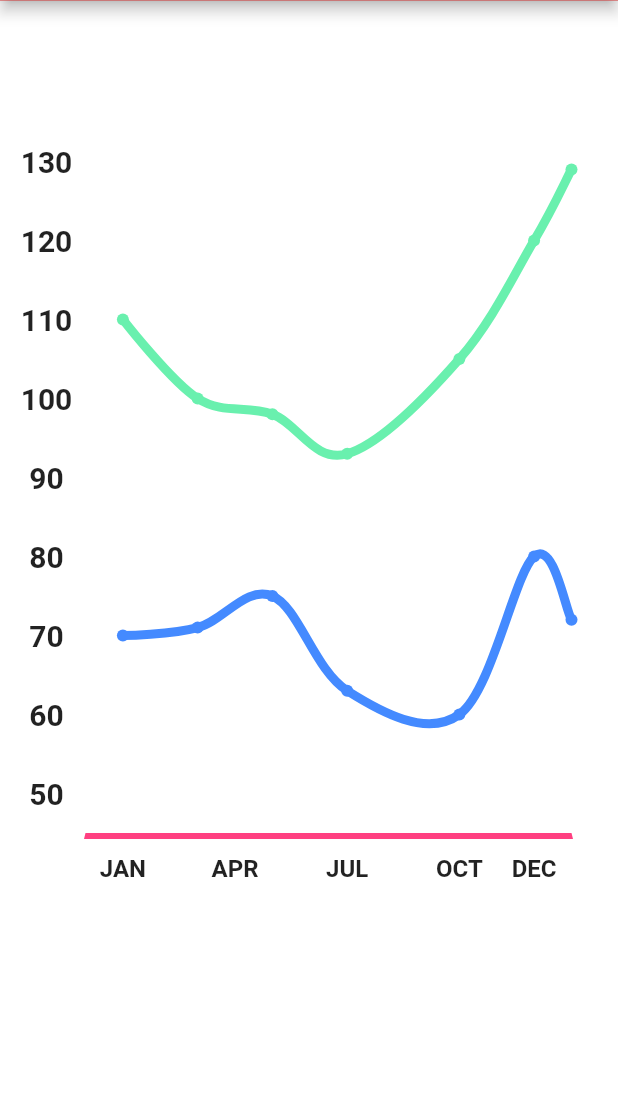
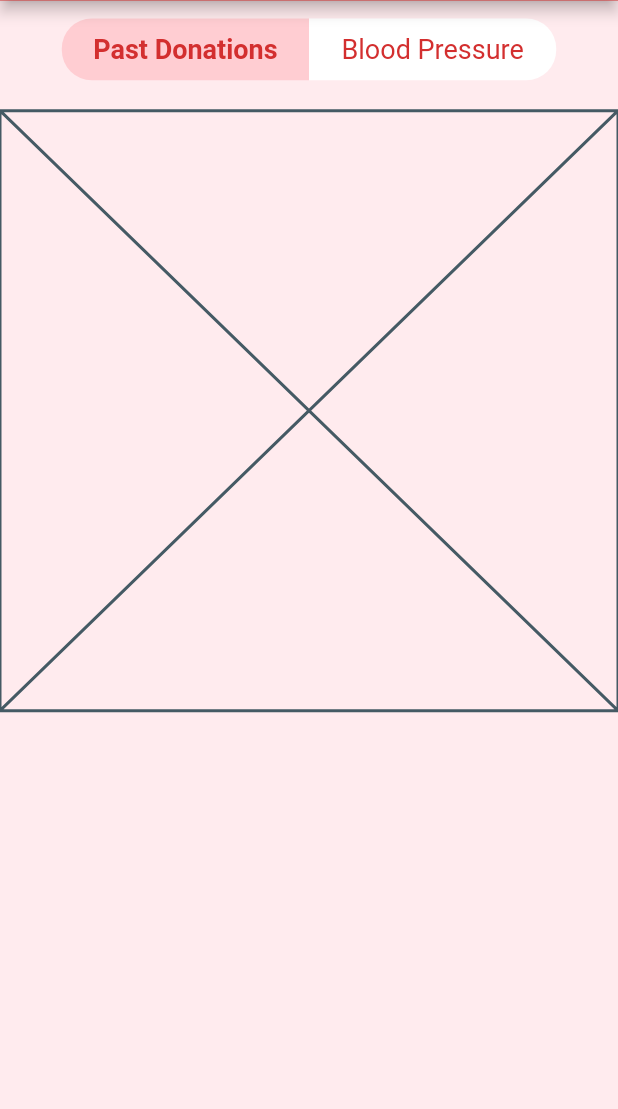
Before and after one commit to sidtuladhar/BloodNepal, a Flutter app: the History screen opened directly, on a phone screen of 412 x 824 dp, the part 127-1236 px from its top. Run offline on Flutter 3.47's test engine with Material 2 defaults, Android fonts, the phone set to English and light mode, and no system bars; drawn by our look-alikes of fl_chart; our stand-ins replace datetime_picker_formfield_new, flutter_spinkit, font_awesome_flutter, hive, hive_flutter; missing offline and left inert: rounded_expansion_tile; accounts and stored records are empty.

Commit message:
- started donation history framework

```diff
--- a/lib/ui/home/history.dart
+++ b/lib/ui/home/history.dart
@@ -1,6 +1,7 @@
+import 'package:blood_nepal/ui/widgets/bloodpressure.dart';
+import 'package:blood_nepal/ui/widgets/pastdonations.dart';
 import 'package:flutter/material.dart';
 import 'package:blood_nepal/ui/home/home.dart';
-import 'package:fl_chart/fl_chart.dart';
 
 class History extends StatefulWidget {
   const History({super.key});
@@ -10,128 +11,13 @@ class History extends StatefulWidget {
 }
 
 class _HistoryState extends State<History> {
-  List<LineChartBarData> lineChartBarDataList = [
-    LineChartBarData(
-      isCurved: true,
-      color: Colors.blueAccent,
-      barWidth: 6,
-      isStrokeCapRound: true,
-      dotData: const FlDotData(show: true),
-      belowBarData: BarAreaData(show: false),
-      spots: const [
-        FlSpot(1, 70),
-        FlSpot(3, 71),
-        FlSpot(5, 75),
-        FlSpot(7, 63),
-        FlSpot(10, 60),
-        FlSpot(12, 80),
-        FlSpot(13, 72),
-      ],
-    ),
-    LineChartBarData(
-      isCurved: true,
-      color: Colors.greenAccent,
-      barWidth: 6,
-      isStrokeCapRound: true,
-      dotData: const FlDotData(show: true),
-      belowBarData: BarAreaData(show: false),
-      spots: const [
-        FlSpot(1, 110),
-        FlSpot(3, 100),
-        FlSpot(5, 98),
-        FlSpot(7, 93),
-        FlSpot(10, 105),
-        FlSpot(12, 120),
-        FlSpot(13, 129),
-      ],
-    )
-  ];
-
-  Widget bottomTitleWidgets(double value, TitleMeta meta) {
-    const style = TextStyle(
-      fontWeight: FontWeight.bold,
-      fontSize: 16,
-    );
-    Widget text;
-    switch (value.toInt()) {
-      case 1:
-        text = const Text('JAN', style: style);
-        break;
-      case 4:
-        text = const Text('APR', style: style);
-        break;
-      case 7:
-        text = const Text('JUL', style: style);
-        break;
-      case 10:
-        text = const Text('OCT', style: style);
-        break;
-      case 12:
-        text = const Text('DEC', style: style);
-        break;
-      default:
-        text = const Text('');
-        break;
-    }
-    return SideTitleWidget(
-      axisSide: meta.axisSide,
-      space: 10,
-      child: text,
-    );
-  }
-
-  Widget leftTitleWidgets(double value, TitleMeta meta) {
-    const style = TextStyle(
-      fontWeight: FontWeight.bold,
-      fontSize: 20,
-    );
-    String text;
-    switch (value.toInt()) {
-      case 50:
-        text = '50';
-        break;
-      case 60:
-        text = '60';
-        break;
-      case 70:
-        text = '70';
-        break;
-      case 80:
-        text = '80';
-        break;
-      case 90:
-        text = '90';
-        break;
-      case 100:
-        text = '100';
-        break;
-      case 110:
-        text = '110';
-        break;
-      case 120:
-        text = '120';
-        break;
-      case 130:
-        text = '130';
-        break;
-      default:
-        return Container();
-    }
-
-    return Text(text, style: style, textAlign: TextAlign.center);
-  }
-
-  SideTitles leftTitles() => SideTitles(
-        getTitlesWidget: leftTitleWidgets,
-        showTitles: true,
-        interval: 1,
-        reservedSize: 40,
-      );
+  var selectedTab = 1;
 
   @override
   Widget build(BuildContext context) {
     return Scaffold(
-      backgroundColor: Colors.white,
+      resizeToAvoidBottomInset: false,
+      backgroundColor: Colors.red[50],
       appBar: AppBar(
         leading: IconButton(
           onPressed: () {
@@ -156,66 +42,79 @@ class _HistoryState extends State<History> {
             textAlign: TextAlign.left),
       ),
       body: Column(
-        crossAxisAlignment: CrossAxisAlignment.stretch,
+        mainAxisAlignment: MainAxisAlignment.start,
         children: <Widget>[
-          const SizedBox(
-            height: 80,
-          ),
-          Expanded(
-            child: Padding(
-              padding: const EdgeInsets.only(right: 30, left: 6),
-              child: LineChart(LineChartData(
-                lineTouchData: LineTouchData(
-                  handleBuiltInTouches: true,
-                  touchTooltipData: LineTouchTooltipData(
-                    tooltipBgColor: Colors.blueGrey.withOpacity(0.8),
-                  ),
-                ),
-                minX: 0,
-                maxX: 13,
-                minY: 45,
-                maxY: 135,
-                titlesData: FlTitlesData(
-                  bottomTitles: AxisTitles(
-                    sideTitles: SideTitles(
-                      showTitles: true,
-                      reservedSize: 30,
-                      interval: 1,
-                      getTitlesWidget: bottomTitleWidgets,
+          Padding(
+            padding: const EdgeInsets.all(12.0),
+            child: Container(
+              width: MediaQuery.of(context).size.width * 1.2,
+              height: MediaQuery.of(context).size.height * .05,
+              decoration: BoxDecoration(
+                color: Colors.red[50],
+                borderRadius: BorderRadius.circular(10),
+              ),
+              child: Row(
+                mainAxisAlignment: MainAxisAlignment.center,
+                children: [
+                  Container(
+                    width: MediaQuery.of(context).size.width * .4,
+                    decoration: BoxDecoration(
+                      color: selectedTab == 1 ? Colors.red[100] : Colors.white,
+                      borderRadius: const BorderRadius.horizontal(
+                        left: Radius.circular(20),
+                      ),
+                    ),
+                    child: TextButton(
+                      onPressed: () {
+                        setState(() {
+                          selectedTab = 1;
+                        });
+                      },
+                      child: Text(
+                        "Past Donations",
+                        style: TextStyle(
+                            fontSize: 18,
+                            fontWeight: selectedTab == 1
+                                ? FontWeight.bold
+                                : FontWeight.normal),
+                      ),
                     ),
                   ),
-                  rightTitles: const AxisTitles(
-                    sideTitles: SideTitles(showTitles: false),
-                  ),
-                  topTitles: const AxisTitles(
-                    sideTitles: SideTitles(showTitles: false),
-                  ),
-                  leftTitles: AxisTitles(
-                    sideTitles: SideTitles(
-                      getTitlesWidget: leftTitleWidgets,
-                      showTitles: true,
-                      interval: 1,
-                      reservedSize: 50,
+                  Container(
+                    width: MediaQuery.of(context).size.width * .4,
+                    decoration: BoxDecoration(
+                        color:
+                            selectedTab == 2 ? Colors.red[100] : Colors.white,
+                        borderRadius: const BorderRadius.horizontal(
+                          right: Radius.circular(20),
+                        )),
+                    child: TextButton(
+                      onPressed: () {
+                        setState(() {
+                          selectedTab = 2;
+                        });
+                      },
+                      child: Text(
+                        "Blood Pressure",
+                        style: TextStyle(
+                            fontSize: 18,
+                            fontWeight: selectedTab == 2
+                                ? FontWeight.bold
+                                : FontWeight.normal),
+                      ),
                     ),
                   ),
-                ),
-                borderData: FlBorderData(
-                  show: true,
-                  border: const Border(
-                    bottom: BorderSide(color: Colors.pinkAccent, width: 4),
-                    left: BorderSide(color: Colors.transparent),
-                    right: BorderSide(color: Colors.transparent),
-                    top: BorderSide(color: Colors.transparent),
-                  ),
-                ),
-                gridData: const FlGridData(show: false),
-                lineBarsData: lineChartBarDataList,
-              )),
+                ],
+              ),
             ),
           ),
-          const SizedBox(
-            height: 150,
-          ),
+          SizedBox(height: MediaQuery.of(context).size.height * .01),
+          if (selectedTab == 1) ...[
+            const PastDonations(), // Widget to show when the condition is true
+          ] else ...[
+            const BloodPressure(),
+            // Widget to show when the condition is false
+          ],
         ],
       ),
     );
--- a/lib/ui/home/requests.dart
+++ b/lib/ui/home/requests.dart
@@ -12,7 +12,6 @@ class Requests extends StatefulWidget {
 
 class _RequestsState extends State<Requests> {
   var selectedTab = 1;
-  var selectedText = "First Tab";
 
   @override
   Widget build(BuildContext context) {
@@ -69,7 +68,6 @@ class _RequestsState extends State<Requests> {
                       onPressed: () {
                         setState(() {
                           selectedTab = 1;
-                          selectedText = "First Tab";
                         });
                       },
                       child: Text(
@@ -94,7 +92,6 @@ class _RequestsState extends State<Requests> {
                       onPressed: () {
                         setState(() {
                           selectedTab = 2;
-                          selectedText = "Second Tab";
                         });
                       },
                       child: Text(
--- /dev/null
+++ b/lib/ui/widgets/pastdonations.dart
@@ -0,0 +1,15 @@
+import 'package:flutter/material.dart';
+
+class PastDonations extends StatefulWidget {
+  const PastDonations({super.key});
+
+  @override
+  State<PastDonations> createState() => _PastDonationsState();
+}
+
+class _PastDonationsState extends State<PastDonations> {
+  @override
+  Widget build(BuildContext context) {
+    return const Placeholder();
+  }
+}
```
Also changed, not shown: lib/ui/login.dart (+10 -9 lines), lib/ui/widgets/bloodpressure.dart (added, +185 -0 lines).
